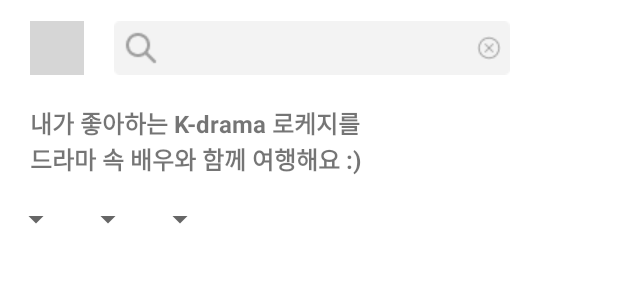
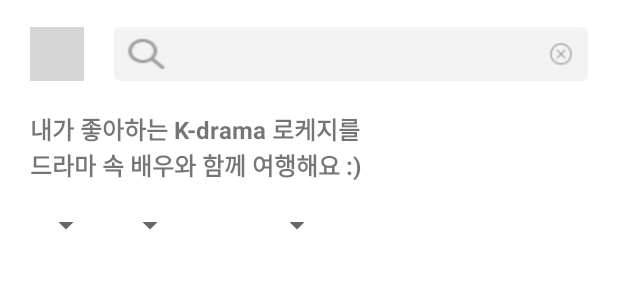
Before and after one commit to Ojongseok/FIKA_Project, an Android app: the layout fragment_tour.xml on its own in the app's theme, with its tools: preview values and no code run, on a phone screen of 412 x 824 dp. Shown: the top 300 px of the screen. Run offline under Robolectric (Android 15) with nearby library versions, the phone set to English and light mode, and no system bars; grey boxes are pictures that could not be loaded.

Commit message:
07.31 01:28

```diff
--- a/app/src/main/java/com/example/fika_project/ui/splash/SplashActivity.kt
+++ b/app/src/main/java/com/example/fika_project/ui/splash/SplashActivity.kt
@@ -19,6 +19,6 @@ class SplashActivity : AppCompatActivity(){
         Handler(Looper.getMainLooper()).postDelayed({
             val intent= Intent(this, LoginActivity::class.java)
             startActivity(intent)
-        },2000)
+        },200)
     }
 }
--- /dev/null
+++ b/app/src/main/res/drawable/tour_actor_select_shape.xml
@@ -0,0 +1,6 @@
+<?xml version="1.0" encoding="utf-8"?>
+
+<shape xmlns:android="http://schemas.android.com/apk/res/android" android:shape="oval">
+    <solid android:color="#F3F3F3"/>
+    <size android:width="80dp" android:height="80dp"/>
+</shape>
--- a/app/src/main/res/layout/fragment_tour.xml
+++ b/app/src/main/res/layout/fragment_tour.xml
@@ -1,13 +1,16 @@
 <?xml version="1.0" encoding="utf-8"?>
-<LinearLayout xmlns:android="http://schemas.android.com/apk/res/android"
+<RelativeLayout xmlns:android="http://schemas.android.com/apk/res/android"
     xmlns:app="http://schemas.android.com/apk/res-auto"
+    android:id="@+id/tour_layout"
     android:layout_width="match_parent"
     android:layout_height="match_parent"
-    android:orientation="vertical" >
+    android:orientation="vertical">
 
     <LinearLayout
+        android:id="@+id/tour_title"
         android:layout_width="match_parent"
         android:layout_height="wrap_content"
+        android:layout_marginTop="18dp"
         android:orientation="horizontal">
 
         <ImageView
@@ -15,35 +18,33 @@
             android:layout_width="36dp"
             android:layout_height="36dp"
             android:layout_marginLeft="20dp"
-            android:layout_marginTop="14dp"
             app:srcCompat="@drawable/sample_image" />
 
-        <FrameLayout
-            android:layout_width="264dp"
+        <RelativeLayout
+            android:id="@+id/tour_searchbar"
+            android:layout_width="match_parent"
             android:layout_height="36dp"
             android:layout_marginLeft="20dp"
-            android:layout_marginTop="14dp">
+            android:layout_marginRight="20dp"
+            android:background="@drawable/tour_searchbar">
 
             <ImageView
-                android:id="@+id/tour_searchbar"
-                android:layout_width="match_parent"
-                android:layout_height="match_parent"
-                app:srcCompat="@drawable/tour_searchbar" />
-
-            <ImageView
-                android:id="@+id/tour_searchbar_remove"
+                android:id="@+id/imageView"
                 android:layout_width="16dp"
                 android:layout_height="16dp"
-                android:layout_marginLeft="242dp"
+                android:layout_alignParentEnd="true"
+                android:layout_centerVertical="true"
                 android:layout_marginTop="10dp"
+                android:layout_marginRight="10dp"
                 app:srcCompat="@drawable/tour_searchbar_remove" />
-        </FrameLayout>
+        </RelativeLayout>
     </LinearLayout>
 
     <TextView
-        android:id="@+id/textView"
+        android:id="@+id/tour_notice"
         android:layout_width="wrap_content"
         android:layout_height="wrap_content"
+        android:layout_below="@id/tour_title"
         android:layout_marginLeft="20dp"
         android:layout_marginTop="20dp"
         android:text="내가 좋아하는 K-drama 로케지를\n드라마 속 배우와 함께 여행해요 :)"
@@ -51,24 +52,45 @@
         android:textStyle="bold" />
 
     <LinearLayout
+        android:id="@+id/tour_spinner"
         android:layout_width="match_parent"
-        android:layout_height="match_parent"
+        android:layout_height="wrap_content"
+        android:layout_below="@id/tour_notice"
+        android:layout_marginLeft="20dp"
         android:layout_marginTop="16dp"
         android:orientation="horizontal">
 
         <Spinner
-            android:id="@+id/spinner"
+            android:id="@+id/tour_spinner_genre"
             android:layout_width="wrap_content"
-            android:layout_height="wrap_content" />
+            android:layout_height="24dp" />
 
         <Spinner
-            android:id="@+id/spinner2"
+            android:id="@+id/tour_spinner_actor"
             android:layout_width="wrap_content"
-            android:layout_height="wrap_content" />
+            android:layout_height="24dp"
+            android:layout_marginLeft="8dp" />
 
         <Spinner
-            android:id="@+id/spinner3"
+            android:id="@+id/tour_spinner_sort"
             android:layout_width="wrap_content"
-            android:layout_height="wrap_content" />
+            android:layout_height="wrap_content"
+            android:layout_marginLeft="50dp" />
     </LinearLayout>
-</LinearLayout>
+
+    <androidx.recyclerview.widget.RecyclerView
+        android:id="@+id/tour_recyclerview"
+        android:layout_width="match_parent"
+        android:layout_height="wrap_content"
+        android:layout_below="@id/tour_spinner"
+        android:layout_marginLeft="15dp"
+        android:layout_marginTop="16dp"
+        android:layout_marginRight="15dp" />
+
+    <FrameLayout
+        android:id="@+id/tour_container"
+        android:layout_width="match_parent"
+        android:layout_height="match_parent">
+
+    </FrameLayout>
+</RelativeLayout>
--- a/app/src/main/res/values/strings.xml
+++ b/app/src/main/res/values/strings.xml
@@ -14,4 +14,6 @@
     <string name="login_ps_hint">비밀번호 입력</string>
     <string name="login_name_hint">이름</string>
     <string name="login_signup">회원가입</string>
+    <!-- TODO: Remove or change this placeholder text -->
+    <string name="hello_blank_fragment">Hello blank fragment</string>
 </resources>
--- a/build.gradle
+++ b/build.gradle
@@ -9,7 +9,7 @@ buildscript {
 plugins {
     id 'com.android.application' version '7.1.2' apply false
     id 'com.android.library' version '7.1.2' apply false
-    id 'org.jetbrains.kotlin.android' version '1.5.30' apply false
+    id 'org.jetbrains.kotlin.android' version '1.6.10' apply false
 }
 
 task clean(type: Delete) {
```
Also changed, not shown: app/src/main/java/com/example/fika_project/ui/main/tour/TourActorSelectFragment.kt (added, +25 -0 lines), app/src/main/java/com/example/fika_project/ui/main/tour/TourFragment.kt (+27 -0 lines), app/src/main/java/com/example/fika_project/ui/main/tour/TourRecyclerviewAdapter.kt (added, +35 -0 lines), app/src/main/res/layout/activity_login.xml (+5 -5 lines), app/src/main/res/layout/fragment_tour_actor_select.xml (added, +48 -0 lines), app/src/main/res/layout/tour_recyclerview_dramalist_item.xml (added, +37 -0 lines), app/src/main/res/values/array.xml (added, +20 -0 lines), app/src/main/res/drawable/tour_actor_select_circle.png (added), app/src/main/res/drawable/tour_love.png (added).
